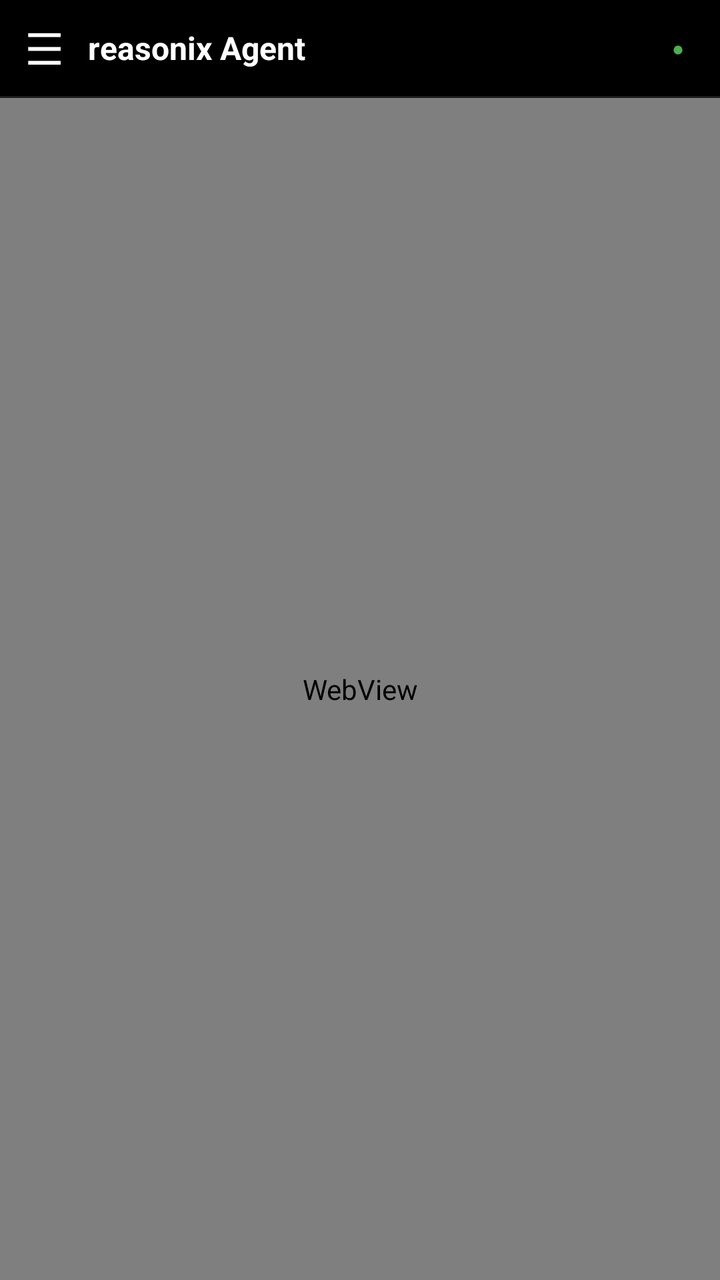
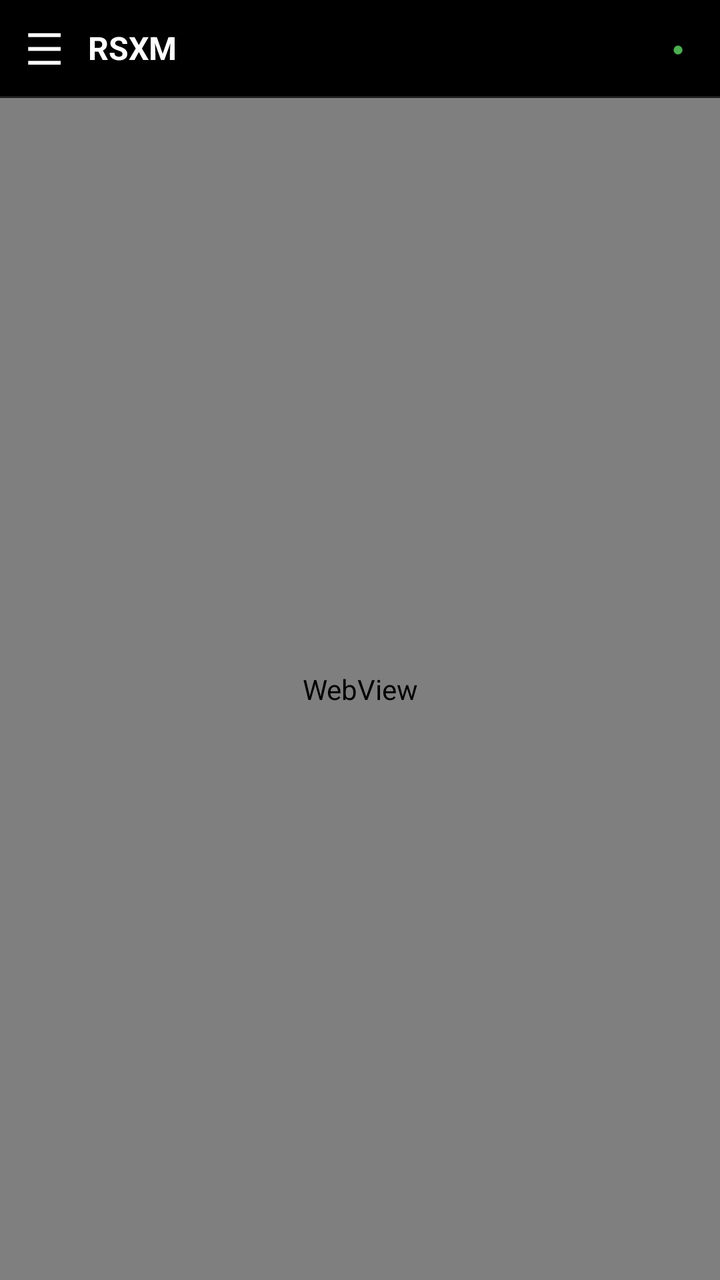

An Android layout rendered at two revisions. The XML below is the earlier revision; the diff shows what the commit changed to produce the second picture.
<!-- AndroidManifest.xml: application theme AppTheme -->
<!-- res/layout/activity_main.xml -->
<?xml version="1.0" encoding="utf-8"?>
<androidx.drawerlayout.widget.DrawerLayout
    xmlns:android="http://schemas.android.com/apk/res/android"
    android:id="@+id/drawer_layout"
    android:layout_width="match_parent"
    android:layout_height="match_parent">

    
    <LinearLayout
        android:layout_width="match_parent"
        android:layout_height="match_parent"
        android:orientation="vertical">

        
        <LinearLayout
            android:layout_width="match_parent"
            android:layout_height="48dp"
            android:background="#000000"
            android:gravity="center_vertical"
            android:orientation="horizontal">

            <TextView
                android:id="@+id/btn_menu"
                android:layout_width="44dp"
                android:layout_height="44dp"
                android:gravity="center"
                android:text="&#9776;"
                android:textColor="#FFFFFF"
                android:textSize="22sp" />

            <TextView
                android:layout_width="0dp"
                android:layout_height="wrap_content"
                android:layout_weight="1"
                android:text="reasonix Agent"
                android:textColor="#FFFFFF"
                android:textSize="16sp"
                android:textStyle="bold" />

            <TextView
                android:id="@+id/tv_status"
                android:layout_width="wrap_content"
                android:layout_height="wrap_content"
                android:layout_marginRight="12dp"
                android:padding="6dp"
                android:text="&#9679;"
                android:textColor="#4CAF50"
                android:textSize="10sp" />
        </LinearLayout>

        
        <View
            android:layout_width="match_parent"
            android:layout_height="1dp"
            android:background="#1E1E1E" />

        <WebView
            android:id="@+id/webview"
            android:layout_width="match_parent"
            android:layout_height="0dp"
            android:layout_weight="1" />
    </LinearLayout>

    
    <LinearLayout
        android:layout_width="280dp"
        android:layout_height="match_parent"
        android:layout_gravity="start"
        android:background="#000000"
        android:orientation="vertical">

        <TextView
            android:layout_width="match_parent"
            android:layout_height="56dp"
            android:background="#000000"
            android:gravity="center_vertical"
            android:paddingLeft="16dp"
            android:text="配置"
            android:textColor="#FFFFFF"
            android:textSize="16sp"
            android:textStyle="bold" />

        <ScrollView
            android:layout_width="match_parent"
            android:layout_height="match_parent">

            <LinearLayout
                android:layout_width="match_parent"
                android:layout_height="wrap_content"
                android:orientation="vertical">

                <TextView
                    android:id="@+id/menu_adb"
                    android:layout_width="match_parent"
                    android:layout_height="52dp"
                    android:background="#141414"
                    android:gravity="center_vertical"
                    android:paddingLeft="16dp"
                    android:text="ADB 无线调试"
                    android:textColor="#FFFFFF"
                    android:textSize="15sp" />

                <TextView
                    android:id="@+id/menu_apikey"
                    android:layout_width="match_parent"
                    android:layout_height="52dp"
                    android:background="#141414"
                    android:layout_marginTop="1dp"
                    android:gravity="center_vertical"
                    android:paddingLeft="16dp"
                    android:text="API Key 配置"
                    android:textColor="#FFFFFF"
                    android:textSize="15sp" />

                <TextView
                    android:id="@+id/menu_update"
                    android:layout_width="match_parent"
                    android:layout_height="52dp"
                    android:background="#141414"
                    android:layout_marginTop="1dp"
                    android:gravity="center_vertical"
                    android:paddingLeft="16dp"
                    android:text="更新 resonix"
                    android:textColor="#FFFFFF"
                    android:textSize="15sp" />

                <TextView
                    android:id="@+id/menu_bgmode"
                    android:layout_width="match_parent"
                    android:layout_height="52dp"
                    android:background="#141414"
                    android:layout_marginTop="1dp"
                    android:gravity="center_vertical"
                    android:paddingLeft="16dp"
                    android:text="后台运行模式：关"
                    android:textColor="#FFFFFF"
                    android:textSize="15sp" />

                <TextView
                    android:id="@+id/menu_root"
                    android:layout_width="match_parent"
                    android:layout_height="52dp"
                    android:background="#141414"
                    android:layout_marginTop="1dp"
                    android:gravity="center_vertical"
                    android:paddingLeft="16dp"
                    android:text="Root 权限"
                    android:textColor="#FFFFFF"
                    android:textSize="15sp" />
            </LinearLayout>
        </ScrollView>
    </LinearLayout>
</androidx.drawerlayout.widget.DrawerLayout>
<!-- resources referenced by this layout -->
<resources>
  <style name="AppTheme" parent="android:style/Theme.Material.NoActionBar.Fullscreen">
          <item name="android:windowBackground">#000000</item>
          <item name="android:colorBackground">#000000</item>
          <item name="android:alertDialogTheme">@style/DarkDialog</item>
          <item name="android:statusBarColor">#000000</item>
          <item name="android:navigationBarColor">#000000</item>
      </style>
  <style name="DarkDialog" parent="android:style/Theme.Material.Dialog.NoActionBar">
          <item name="android:windowBackground">#161616</item>
          <item name="android:colorAccent">#4CAF50</item>
          <item name="android:textColorPrimary">#FFFFFF</item>
          <item name="android:textColorSecondary">#CCCCCC</item>
          <item name="android:colorControlNormal">#FFFFFF</item>
          <item name="android:backgroundDimEnabled">true</item>
      </style>
</resources>

<!-- the commit's change to res/layout/activity_main.xml (unified diff, before → after) -->
@@ -32,7 +32,7 @@
                 android:layout_width="0dp"
                 android:layout_height="wrap_content"
                 android:layout_weight="1"
-                android:text="reasonix Agent"
+                android:text="RSXM"
                 android:textColor="#FFFFFF"
                 android:textSize="16sp"
                 android:textStyle="bold" />
@@ -120,7 +120,7 @@
                     android:layout_marginTop="1dp"
                     android:gravity="center_vertical"
                     android:paddingLeft="16dp"
-                    android:text="更新 resonix"
+                    android:text="更新 reasonix"
                     android:textColor="#FFFFFF"
                     android:textSize="15sp" />
 
